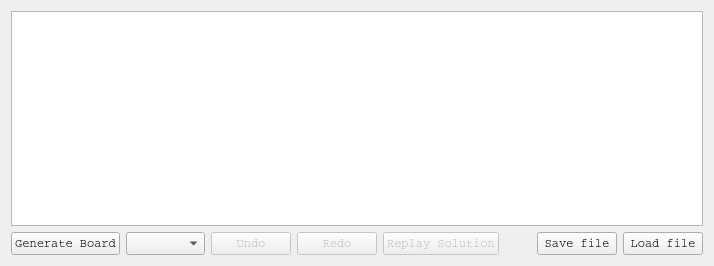
Old version of the form Kakuro/mainwindow.ui in the repository ransty/Kakuro.
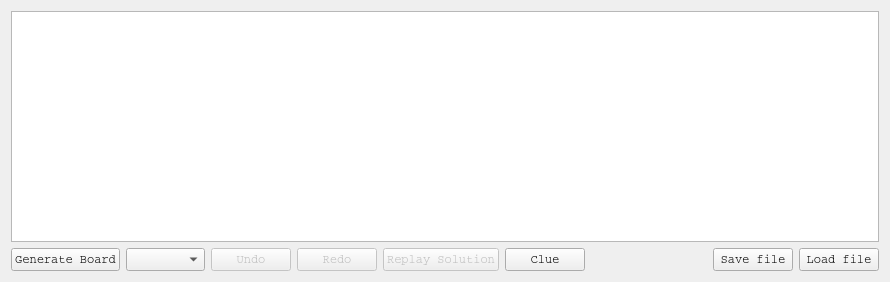
New version of the form.

Commit message: Added clue button

```diff
--- a/Kakuro/mainwindow.ui
+++ b/Kakuro/mainwindow.ui
@@ -6,8 +6,8 @@
    <rect>
     <x>0</x>
     <y>0</y>
-    <width>714</width>
-    <height>266</height>
+    <width>890</width>
+    <height>282</height>
    </rect>
   </property>
   <property name="sizePolicy">
@@ -143,6 +143,13 @@
         </property>
        </widget>
       </item>
+      <item>
+       <widget class="QPushButton" name="clueButton">
+        <property name="text">
+         <string>Clue</string>
+        </property>
+       </widget>
+      </item>
       <item>
        <spacer name="horizontalSpacer">
         <property name="orientation">
```
Left out of the diff: 2 changed lines with no effect on the pictures. The commit also changes 2 other files.
